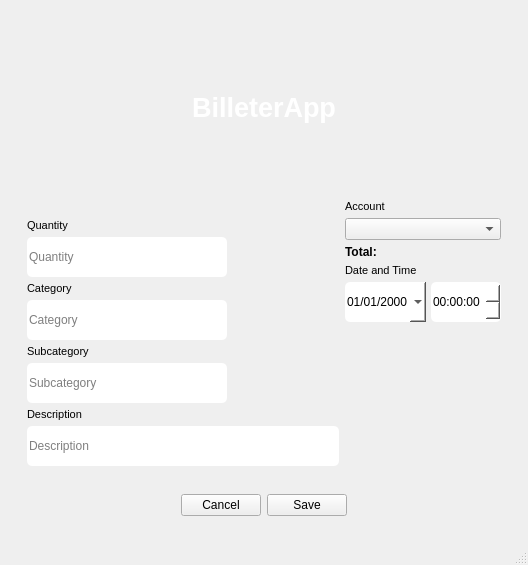
Qt form billeUI/uis/operation_incomeexpense_screen.ui (Igna11/Billetera2.0) before a commit.
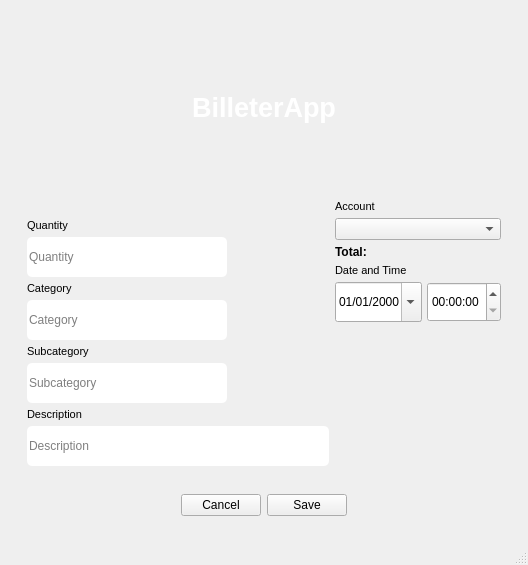
The same form after that commit.

```diff
--- a/billeUI/uis/operation_incomeexpense_screen.ui
+++ b/billeUI/uis/operation_incomeexpense_screen.ui
@@ -300,8 +300,7 @@
                  </size>
                 </property>
                 <property name="styleSheet">
-                 <string notr="true">background-color: rgb(255, 255, 255);border-radius:5px;
-                                                                    </string>
+                 <string notr="true">                                                                    </string>
                 </property>
                 <property name="displayFormat">
                  <string>dd/MM/yyyy</string>
@@ -320,8 +319,7 @@
                  </size>
                 </property>
                 <property name="styleSheet">
-                 <string notr="true">background-color: rgb(255, 255, 255);border-radius:5px;
-                                                                    </string>
+                 <string notr="true">                                                                    </string>
                 </property>
                </widget>
               </item>
```
